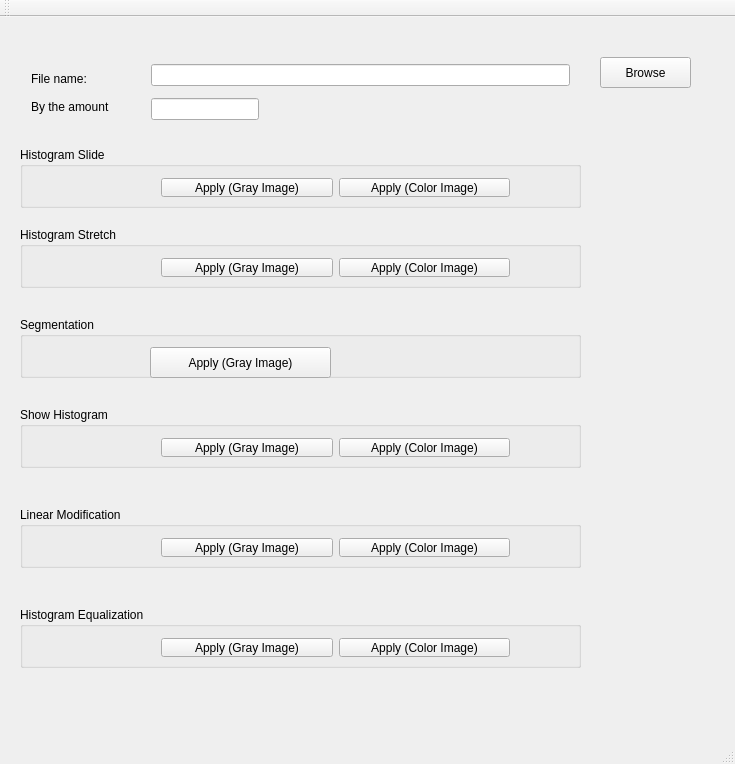
Qt form src/ImageProcessing/mainwindow.ui (luuthanhvan/Image-Processing) before a commit.
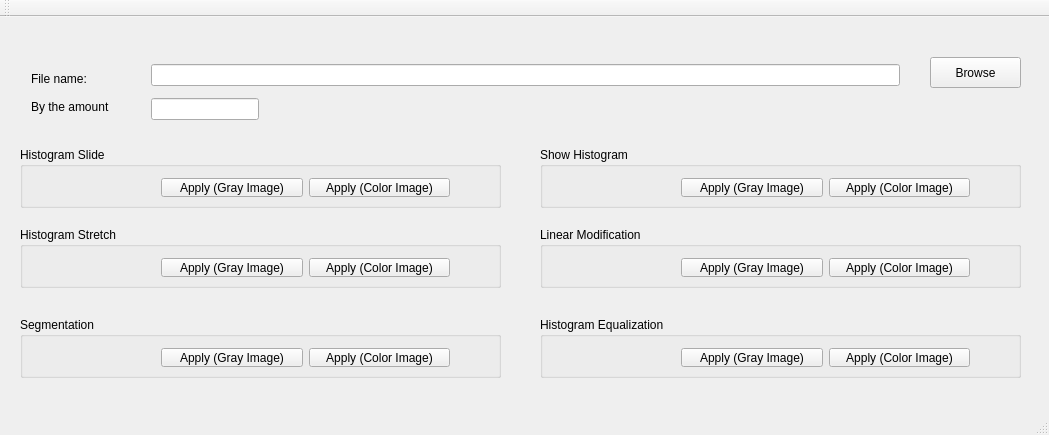
The same form after that commit.

```diff
--- a/src/ImageProcessing/mainwindow.ui
+++ b/src/ImageProcessing/mainwindow.ui
@@ -6,8 +6,8 @@
    <rect>
     <x>0</x>
     <y>0</y>
-    <width>735</width>
-    <height>764</height>
+    <width>1049</width>
+    <height>435</height>
    </rect>
   </property>
   <property name="windowTitle">
@@ -19,7 +19,7 @@
      <rect>
       <x>20</x>
       <y>130</y>
-      <width>561</width>
+      <width>481</width>
       <height>61</height>
      </rect>
     </property>
@@ -31,7 +31,7 @@
       <rect>
        <x>130</x>
        <y>20</y>
-       <width>371</width>
+       <width>311</width>
        <height>41</height>
       </rect>
      </property>
@@ -84,7 +84,7 @@
      <rect>
       <x>140</x>
       <y>30</y>
-      <width>441</width>
+      <width>771</width>
       <height>91</height>
      </rect>
     </property>
@@ -107,7 +107,7 @@
    <widget class="QPushButton" name="btn_browse">
     <property name="geometry">
      <rect>
-      <x>600</x>
+      <x>930</x>
       <y>40</y>
       <width>91</width>
       <height>31</height>
@@ -122,7 +122,7 @@
      <rect>
       <x>20</x>
       <y>210</y>
-      <width>561</width>
+      <width>481</width>
       <height>61</height>
      </rect>
     </property>
@@ -134,7 +134,7 @@
       <rect>
        <x>130</x>
        <y>20</y>
-       <width>371</width>
+       <width>311</width>
        <height>41</height>
       </rect>
      </property>
@@ -161,33 +161,46 @@
      <rect>
       <x>20</x>
       <y>300</y>
-      <width>561</width>
+      <width>481</width>
       <height>61</height>
      </rect>
     </property>
     <property name="title">
      <string>Segmentation</string>
     </property>
-    <widget class="QPushButton" name="btn_segmentation_gray">
+    <widget class="QWidget" name="">
      <property name="geometry">
       <rect>
        <x>130</x>
-       <y>30</y>
-       <width>181</width>
-       <height>31</height>
+       <y>20</y>
+       <width>311</width>
+       <height>41</height>
       </rect>
      </property>
-     <property name="text">
-      <string>Apply (Gray Image)</string>
-     </property>
+     <layout class="QHBoxLayout" name="horizontalLayout">
+      <item>
+       <widget class="QPushButton" name="btn_segmentation_gray">
+        <property name="text">
+         <string>Apply (Gray Image)</string>
+        </property>
+       </widget>
+      </item>
+      <item>
+       <widget class="QPushButton" name="btn_segmentation_Color">
+        <property name="text">
+         <string>Apply (Color Image)</string>
+        </property>
+       </widget>
+      </item>
+     </layout>
     </widget>
    </widget>
    <widget class="QGroupBox" name="gBox_showHistogram">
     <property name="geometry">
      <rect>
-      <x>20</x>
-      <y>390</y>
-      <width>561</width>
+      <x>540</x>
+      <y>130</y>
+      <width>481</width>
       <height>61</height>
      </rect>
     </property>
@@ -199,7 +212,7 @@
       <rect>
        <x>130</x>
        <y>20</y>
-       <width>371</width>
+       <width>311</width>
        <height>41</height>
       </rect>
      </property>
@@ -224,9 +237,9 @@
    <widget class="QGroupBox" name="gBox_linearModification">
     <property name="geometry">
      <rect>
-      <x>20</x>
-      <y>490</y>
-      <width>561</width>
+      <x>540</x>
+      <y>210</y>
+      <width>481</width>
       <height>61</height>
      </rect>
     </property>
@@ -238,7 +251,7 @@
       <rect>
        <x>130</x>
        <y>20</y>
-       <width>371</width>
+       <width>311</width>
        <height>41</height>
       </rect>
      </property>
@@ -263,9 +276,9 @@
    <widget class="QGroupBox" name="gBox_histogramEqual">
     <property name="geometry">
      <rect>
-      <x>20</x>
-      <y>590</y>
-      <width>561</width>
+      <x>540</x>
+      <y>300</y>
+      <width>481</width>
       <height>61</height>
      </rect>
     </property>
@@ -277,7 +290,7 @@
       <rect>
        <x>130</x>
        <y>20</y>
-       <width>371</width>
+       <width>311</width>
        <height>41</height>
       </rect>
      </property>
```
Left out of the diff: 2 changed lines with no effect on the pictures.
